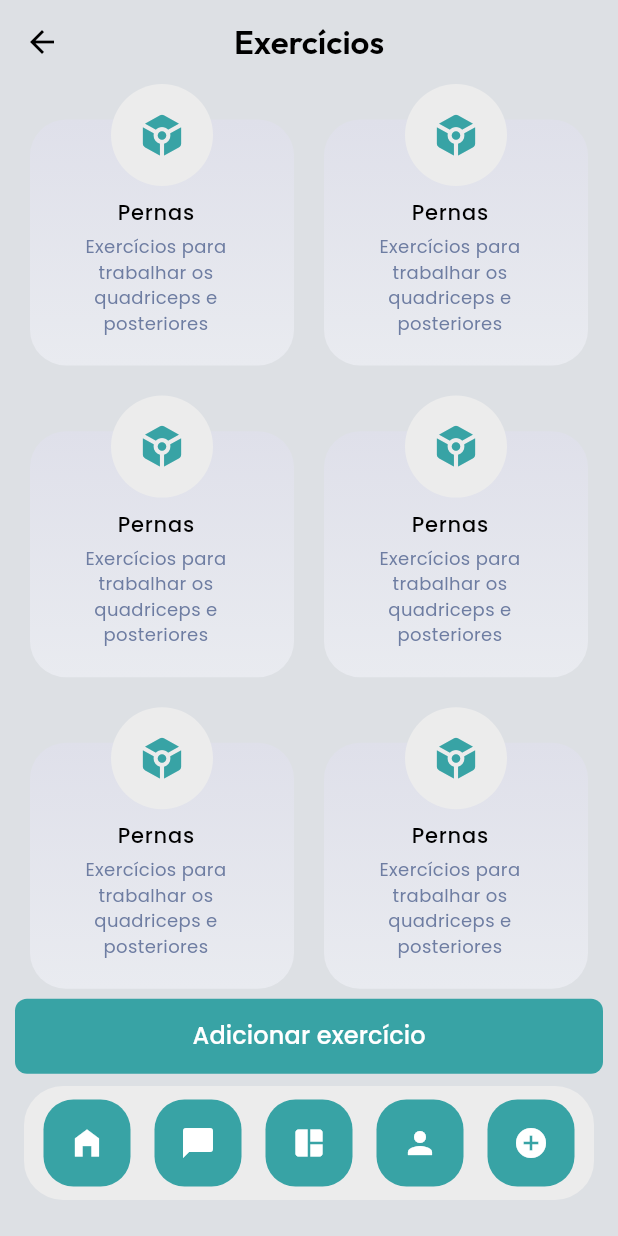
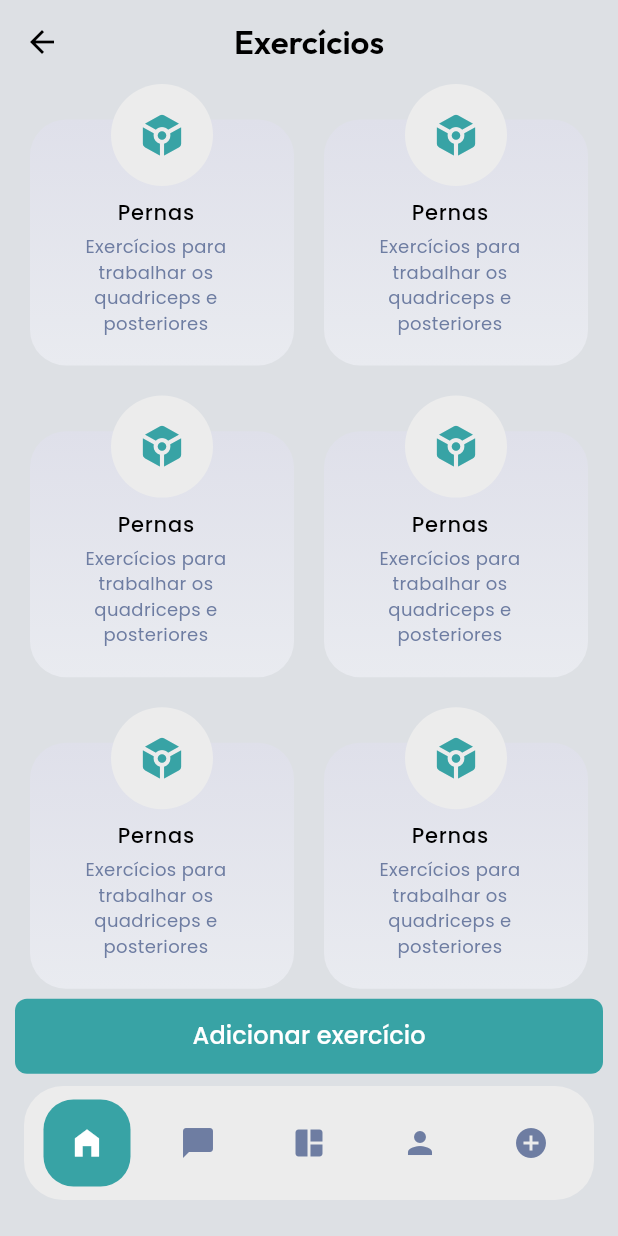
Before and after one commit to DaviFerreira0106/PhysioApp, a Flutter app: the ExercisesPagePhysio screen opened by its route, on a phone screen of 412 x 824 dp. Run offline on Flutter 3.47's test engine with Material 3 defaults, Android fonts, the phone set to English and light mode, and no system bars; our stand-ins replace image_picker, video_player; accounts and stored records are empty.

Commit message:
Desenvolvido a estilização da navegação das telas

```diff
--- a/lib/components/physioterapist/bottom_nav_bar.dart
+++ b/lib/components/physioterapist/bottom_nav_bar.dart
@@ -1,5 +1,7 @@
 import 'package:flutter/material.dart';
+import 'package:physioapp/model/navigation/bottom_nav_bar_controller.dart';
 import 'package:physioapp/utils/app_routes.dart';
+import 'package:provider/provider.dart';
 
 class BottomNavBar extends StatefulWidget {
   const BottomNavBar({
@@ -11,21 +13,34 @@ class BottomNavBar extends StatefulWidget {
 }
 
 class BottomNavBarState extends State<BottomNavBar> {
-  Widget _buttomIcons({required IconData icon, required String routePage}) {
+  Widget _buttomIcons({
+    required IconData icon,
+    required String routePage,
+    required IndexPage indexPage,
+  }) {
+    final bottomNavProvider = Provider.of<BottomNavBarController>(
+      context,
+      listen: false,
+    );
     return Container(
       padding: const EdgeInsets.all(5),
       margin: const EdgeInsets.symmetric(horizontal: 8),
       decoration: BoxDecoration(
-        color: Theme.of(context).primaryColor,
+        color: bottomNavProvider.getCurrentPage == indexPage
+            ? Theme.of(context).primaryColor
+            : Theme.of(context).colorScheme.primaryContainer,
         borderRadius: BorderRadius.circular(20),
       ),
       child: IconButton(
         onPressed: () {
           Navigator.of(context).pushReplacementNamed(routePage);
+          bottomNavProvider.setCurrentPage(indexPage: indexPage);
         },
         icon: Icon(
           icon,
-          color: Colors.white,
+          color: bottomNavProvider.getCurrentPage == indexPage
+              ? Colors.white
+              : Theme.of(context).textTheme.labelLarge?.color,
         ),
       ),
     );
@@ -48,22 +63,27 @@ class BottomNavBarState extends State<BottomNavBar> {
           _buttomIcons(
             icon: Icons.home_filled,
             routePage: AppRoutes.homePagePhysio,
+            indexPage: IndexPage.home,
           ),
           _buttomIcons(
             icon: Icons.chat_bubble_rounded,
             routePage: AppRoutes.chatPagePhysio,
+            indexPage: IndexPage.chat,
           ),
           _buttomIcons(
             icon: Icons.auto_awesome_mosaic_rounded,
             routePage: AppRoutes.exercisesPagePhysio,
+            indexPage: IndexPage.exercises,
           ),
           _buttomIcons(
             icon: Icons.person,
             routePage: AppRoutes.physioProfilePage,
+            indexPage: IndexPage.profile,
           ),
           _buttomIcons(
             icon: Icons.add_circle_outlined,
             routePage: AppRoutes.scheduleAppointmentPage,
+            indexPage: IndexPage.addQuery,
           ),
         ],
       ),
--- a/lib/main.dart
+++ b/lib/main.dart
@@ -1,6 +1,7 @@
 import 'package:flutter/material.dart';
 import 'package:physioapp/model/auth/physio/auth_form.dart';
 import 'package:physioapp/model/exercises/phtysio/exercises_controller_component.dart';
+import 'package:physioapp/model/navigation/bottom_nav_bar_controller.dart';
 import 'package:physioapp/page/patient/signin_patient_page.dart';
 import 'package:physioapp/page/patient/signup_patient_page.dart';
 import 'package:physioapp/page/physioterapist/exercises_detail_page.dart';
@@ -38,6 +39,9 @@ class PhysioApp extends StatelessWidget {
         ),
         ChangeNotifierProvider(
           create: (context) => ExercisesControllerComponent(),
+        ),
+        ChangeNotifierProvider(
+          create: (context) => BottomNavBarController(),
         ),
       ],
       child: MaterialApp(
--- /dev/null
+++ b/lib/model/navigation/bottom_nav_bar_controller.dart
@@ -0,0 +1,20 @@
+import 'package:flutter/material.dart';
+
+enum IndexPage {
+  home,
+  chat,
+  exercises,
+  profile,
+  addQuery,
+}
+
+class BottomNavBarController with ChangeNotifier {
+  IndexPage _currentPage = IndexPage.home;
+
+  IndexPage get getCurrentPage => _currentPage;
+
+  void setCurrentPage({required IndexPage indexPage}) {
+    _currentPage = indexPage;
+    notifyListeners();
+  }
+}
```
